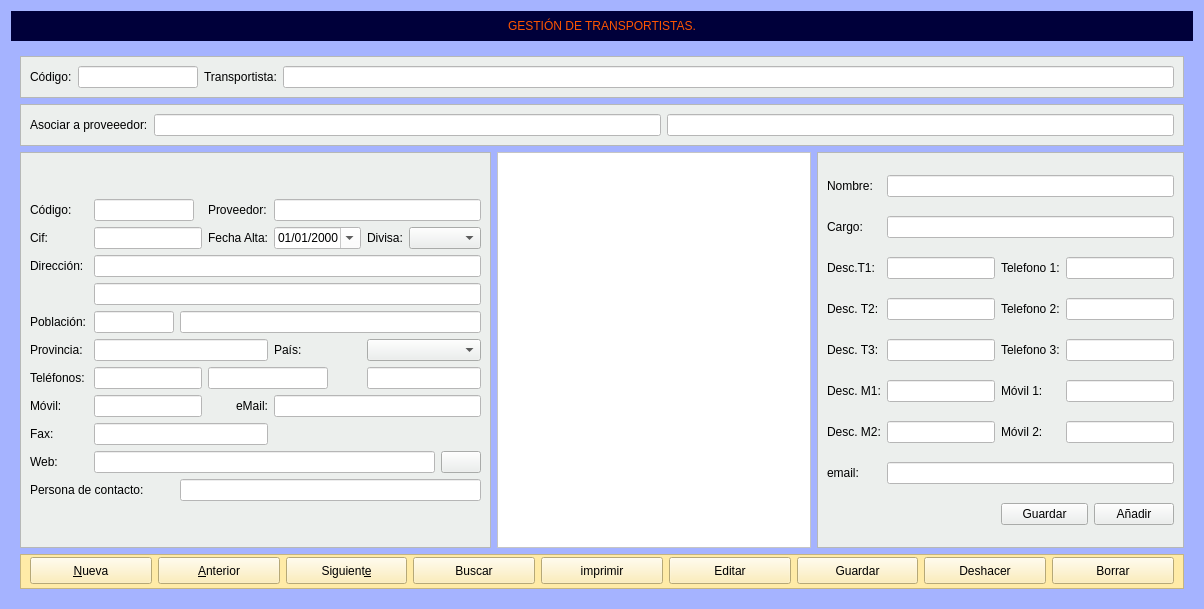
Above: Zona_Maestros/frmtransportistas.ui from arcnexus/RedFoX before the change. Below: the same form after it.
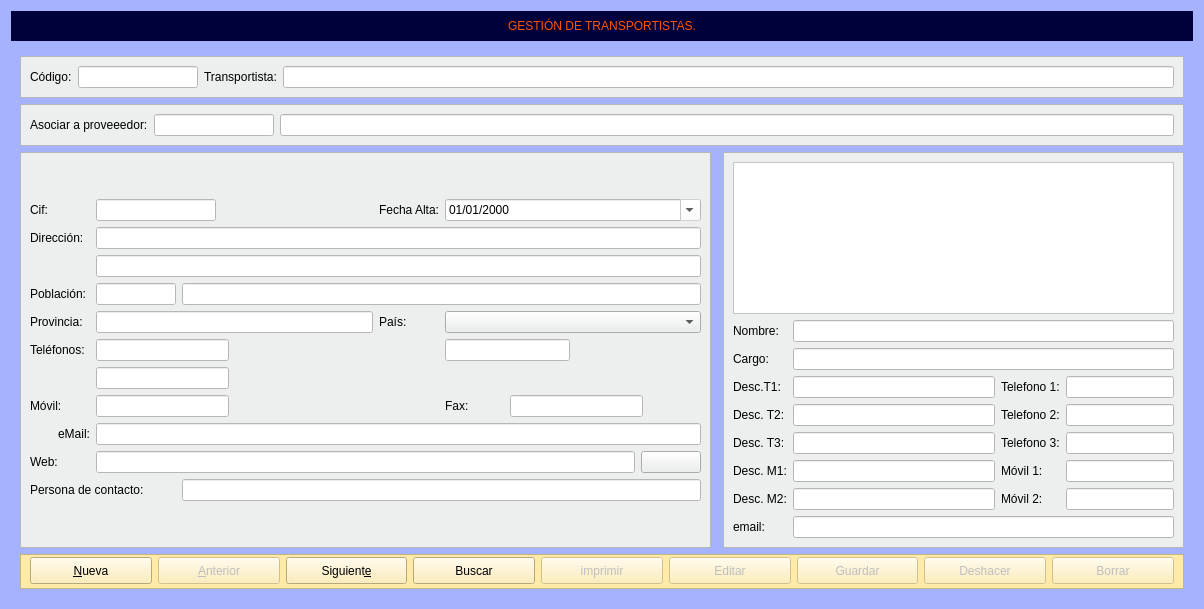
That is the form after the change. The open tabs and pages were chosen to show the change. Icons and pictures are not drawn.

Commit message: lines in reports /transportistas in pedidos.cpp

```diff
--- a/Zona_Maestros/frmtransportistas.ui
+++ b/Zona_Maestros/frmtransportistas.ui
@@ -257,7 +257,13 @@
          </property>
          <layout class="QGridLayout" name="gridLayout_3">
           <item row="0" column="1">
-           <widget class="QLineEdit" name="lineEdit_3">
+           <widget class="QLineEdit" name="txtCodigo_proveedor">
+            <property name="maximumSize">
+             <size>
+              <width>120</width>
+              <height>16777215</height>
+             </size>
+            </property>
             <property name="styleSheet">
              <string notr="true">background-color: rgb(255, 255, 255);</string>
             </property>
@@ -275,28 +281,14 @@
             <property name="styleSheet">
              <string notr="true">background-color: rgb(255, 255, 255);</string>
             </property>
+            <property name="readOnly">
+             <bool>true</bool>
+            </property>
            </widget>
           </item>
          </layout>
         </widget>
        </item>
-       <item row="3" column="1">
-        <widget class="QTableView" name="tablaContactos">
-         <property name="styleSheet">
-          <string notr="true">background-color: rgb(255, 255, 255);
-alternate-background-color: rgb(255, 254, 202);</string>
-         </property>
-         <property name="alternatingRowColors">
-          <bool>true</bool>
-         </property>
-         <property name="selectionMode">
-          <enum>QAbstractItemView::SingleSelection</enum>
-         </property>
-         <property name="selectionBehavior">
-          <enum>QAbstractItemView::SelectRows</enum>
-         </property>
-        </widget>
-       </item>
        <item row="3" column="2">
         <widget class="QFrame" name="frame_5">
          <property name="maximumSize">
@@ -315,222 +307,241 @@
           <enum>QFrame::Raised</enum>
          </property>
          <layout class="QGridLayout" name="gridLayout_6">
-          <item row="0" column="0">
-           <widget class="QLabel" name="label_18">
-            <property name="text">
-             <string>Nombre:</string>
+          <item row="0" column="0" colspan="5">
+           <widget class="QTableView" name="tablaContactos">
+            <property name="styleSheet">
+             <string notr="true">background-color: rgb(255, 255, 255);
+alternate-background-color: rgb(255, 254, 202);</string>
             </property>
+            <property name="alternatingRowColors">
+             <bool>true</bool>
+            </property>
+            <property name="selectionMode">
+             <enum>QAbstractItemView::SingleSelection</enum>
+            </property>
+            <property name="selectionBehavior">
+             <enum>QAbstractItemView::SelectRows</enum>
+            </property>
            </widget>
           </item>
-          <item row="0" column="1" colspan="4">
-           <widget class="QLineEdit" name="txtNombre">
+          <item row="4" column="1">
+           <widget class="QLineEdit" name="txtDescripcionT2">
             <property name="styleSheet">
              <string notr="true">background-color: rgb(255, 255, 255);</string>
             </property>
+            <property name="readOnly">
+             <bool>true</bool>
+            </property>
            </widget>
           </item>
-          <item row="1" column="0">
+          <item row="3" column="3" colspan="2">
+           <widget class="QLineEdit" name="txtTelefono1">
+            <property name="styleSheet">
+             <string notr="true">background-color: rgb(255, 255, 255);</string>
+            </property>
+            <property name="readOnly">
+             <bool>true</bool>
+            </property>
+           </widget>
+          </item>
+          <item row="2" column="0">
            <widget class="QLabel" name="label_62">
             <property name="text">
              <string>Cargo:</string>
             </property>
            </widget>
           </item>
-          <item row="1" column="1" colspan="4">
-           <widget class="QLineEdit" name="txtCargo">
-            <property name="styleSheet">
-             <string notr="true">background-color: rgb(255, 255, 255);</string>
-            </property>
-           </widget>
-          </item>
-          <item row="2" column="0">
-           <widget class="QLabel" name="label_19">
+          <item row="7" column="2">
+           <widget class="QLabel" name="label_61">
             <property name="text">
-             <string>Desc.T1:</string>
+             <string>Móvil 2:</string>
             </property>
            </widget>
           </item>
-          <item row="2" column="1">
+          <item row="3" column="1">
            <widget class="QLineEdit" name="txtDescripcionT1">
             <property name="styleSheet">
              <string notr="true">background-color: rgb(255, 255, 255);</string>
             </property>
+            <property name="readOnly">
+             <bool>true</bool>
+            </property>
            </widget>
           </item>
-          <item row="2" column="2">
-           <widget class="QLabel" name="label_26">
-            <property name="text">
-             <string>Telefono 1:</string>
+          <item row="6" column="3" colspan="2">
+           <widget class="QLineEdit" name="txtMovil1">
+            <property name="styleSheet">
+             <string notr="true">background-color: rgb(255, 255, 255);</string>
             </property>
+            <property name="readOnly">
+             <bool>true</bool>
+            </property>
            </widget>
           </item>
-          <item row="2" column="3" colspan="2">
-           <widget class="QLineEdit" name="txtTelefono1">
+          <item row="5" column="1">
+           <widget class="QLineEdit" name="txtDescripcionT3">
             <property name="styleSheet">
              <string notr="true">background-color: rgb(255, 255, 255);</string>
             </property>
+            <property name="readOnly">
+             <bool>true</bool>
+            </property>
            </widget>
           </item>
-          <item row="3" column="0">
+          <item row="4" column="0">
            <widget class="QLabel" name="label_25">
             <property name="text">
              <string>Desc. T2:</string>
             </property>
            </widget>
           </item>
-          <item row="3" column="1">
-           <widget class="QLineEdit" name="txtDescripcionT2">
+          <item row="5" column="3" colspan="2">
+           <widget class="QLineEdit" name="txtTelefono3">
             <property name="styleSheet">
              <string notr="true">background-color: rgb(255, 255, 255);</string>
             </property>
+            <property name="readOnly">
+             <bool>true</bool>
+            </property>
            </widget>
           </item>
-          <item row="3" column="2">
-           <widget class="QLabel" name="label_27">
+          <item row="7" column="0">
+           <widget class="QLabel" name="label_59">
             <property name="text">
-             <string>Telefono 2:</string>
+             <string>Desc. M2:</string>
             </property>
            </widget>
           </item>
-          <item row="3" column="3" colspan="2">
-           <widget class="QLineEdit" name="txtTelefono2">
-            <property name="styleSheet">
-             <string notr="true">background-color: rgb(255, 255, 255);</string>
-            </property>
-           </widget>
-          </item>
-          <item row="4" column="0">
+          <item row="5" column="0">
            <widget class="QLabel" name="label_24">
             <property name="text">
              <string>Desc. T3:</string>
             </property>
            </widget>
           </item>
-          <item row="4" column="1">
-           <widget class="QLineEdit" name="txtDescripcionT3">
-            <property name="styleSheet">
-             <string notr="true">background-color: rgb(255, 255, 255);</string>
-            </property>
-           </widget>
-          </item>
-          <item row="4" column="2">
-           <widget class="QLabel" name="label_29">
-            <property name="text">
-             <string>Telefono 3:</string>
-            </property>
-           </widget>
-          </item>
           <item row="4" column="3" colspan="2">
-           <widget class="QLineEdit" name="txtTelefono3">
+           <widget class="QLineEdit" name="txtTelefono2">
             <property name="styleSheet">
              <string notr="true">background-color: rgb(255, 255, 255);</string>
             </property>
+            <property name="readOnly">
+             <bool>true</bool>
+            </property>
            </widget>
           </item>
-          <item row="5" column="0">
-           <widget class="QLabel" name="label_28">
-            <property name="text">
-             <string>Desc. M1:</string>
+          <item row="7" column="3" colspan="2">
+           <widget class="QLineEdit" name="txtMovil2">
+            <property name="styleSheet">
+             <string notr="true">background-color: rgb(255, 255, 255);</string>
             </property>
+            <property name="readOnly">
+             <bool>true</bool>
+            </property>
            </widget>
           </item>
-          <item row="5" column="1">
-           <widget class="QLineEdit" name="txtDescripcionM1">
+          <item row="1" column="1" colspan="4">
+           <widget class="QLineEdit" name="txtNombre">
             <property name="styleSheet">
              <string notr="true">background-color: rgb(255, 255, 255);</string>
             </property>
+            <property name="readOnly">
+             <bool>true</bool>
+            </property>
            </widget>
           </item>
-          <item row="5" column="2">
+          <item row="6" column="2">
            <widget class="QLabel" name="label_60">
             <property name="text">
              <string>Móvil 1:</string>
             </property>
            </widget>
           </item>
-          <item row="5" column="3" colspan="2">
-           <widget class="QLineEdit" name="txtMovil1">
-            <property name="styleSheet">
-             <string notr="true">background-color: rgb(255, 255, 255);</string>
-            </property>
-           </widget>
-          </item>
           <item row="6" column="0">
-           <widget class="QLabel" name="label_59">
+           <widget class="QLabel" name="label_28">
             <property name="text">
-             <string>Desc. M2:</string>
+             <string>Desc. M1:</string>
+            </property>
+           </widget>
+          </item>
+          <item row="2" column="1" colspan="4">
+           <widget class="QLineEdit" name="txtCargo">
+            <property name="styleSheet">
+             <string notr="true">background-color: rgb(255, 255, 255);</string>
+            </property>
+            <property name="readOnly">
+             <bool>true</bool>
+            </property>
+           </widget>
+          </item>
+          <item row="3" column="2">
+           <widget class="QLabel" name="label_26">
+            <property name="text">
+             <string>Telefono 1:</string>
             </property>
            </widget>
           </item>
           <item row="6" column="1">
+           <widget class="QLineEdit" name="txtDescripcionM1">
+            <property name="styleSheet">
+             <string notr="true">background-color: rgb(255, 255, 255);</string>
+            </property>
+            <property name="readOnly">
+             <bool>true</bool>
+            </property>
+           </widget>
+          </item>
+          <item row="3" column="0">
+           <widget class="QLabel" name="label_19">
+            <property name="text">
+             <string>Desc.T1:</string>
+            </property>
+           </widget>
+          </item>
+          <item row="4" column="2">
+           <widget class="QLabel" name="label_27">
+            <property name="text">
+             <string>Telefono 2:</string>
+            </property>
+           </widget>
+          </item>
+          <item row="7" column="1">
            <widget class="QLineEdit" name="txtDescripcionM2">
             <property name="styleSheet">
              <string notr="true">background-color: rgb(255, 255, 255);</string>
             </property>
-           </widget>
-          </item>
-          <item row="6" column="2">
-           <widget class="QLabel" name="label_61">
-            <property name="text">
-             <string>Móvil 2:</string>
+            <property name="readOnly">
+             <bool>true</bool>
             </property>
            </widget>
           </item>
-          <item row="6" column="3" colspan="2">
-           <widget class="QLineEdit" name="txtMovil2">
-            <property name="styleSheet">
-             <string notr="true">background-color: rgb(255, 255, 255);</string>
-            </property>
-           </widget>
-          </item>
-          <item row="7" column="0">
+          <item row="8" column="0">
            <widget class="QLabel" name="label_34">
             <property name="text">
              <string>email:</string>
             </property>
            </widget>
           </item>
-          <item row="7" column="1" colspan="4">
+          <item row="1" column="0">
+           <widget class="QLabel" name="label_18">
+            <property name="text">
+             <string>Nombre:</string>
+            </property>
+           </widget>
+          </item>
+          <item row="5" column="2">
+           <widget class="QLabel" name="label_29">
+            <property name="text">
+             <string>Telefono 3:</string>
+            </property>
+           </widget>
+          </item>
+          <item row="8" column="1" colspan="4">
            <widget class="QLineEdit" name="txtemail_contacto">
             <property name="styleSheet">
              <string notr="true">background-color: rgb(255, 255, 255);</string>
             </property>
-           </widget>
-          </item>
-          <item row="8" column="2" colspan="2">
-           <widget class="QPushButton" name="btnGuardarContacto">
-            <property name="text">
-             <string>Guardar</string>
-            </property>
-            <property name="icon">
-             <iconset resource="../maya.qrc">
-              <normaloff>:/Icons/PNG/Save.png</normaloff>:/Icons/PNG/Save.png</iconset>
-            </property>
-            <property name="iconSize">
-             <size>
-              <width>15</width>
-              <height>15</height>
-             </size>
-            </property>
-           </widget>
-          </item>
-          <item row="8" column="4">
-           <widget class="QPushButton" name="btnAnadir_persona_contacto">
-            <property name="styleSheet">
-             <string notr="true">color: rgb(0, 0, 0);</string>
-            </property>
-            <property name="text">
-             <string>Añadir</string>
-            </property>
-            <property name="icon">
-             <iconset resource="../maya.qrc">
-              <normaloff>:/Icons/PNG/add.png</normaloff>:/Icons/PNG/add.png</iconset>
-            </property>
-            <property name="iconSize">
-             <size>
-              <width>15</width>
-              <height>15</height>
-             </size>
+            <property name="readOnly">
+             <bool>true</bool>
             </property>
            </widget>
           </item>
@@ -601,6 +612,9 @@
           </item>
           <item>
            <widget class="QPushButton" name="btnAnterior">
+            <property name="enabled">
+             <bool>false</bool>
+            </property>
             <property name="sizePolicy">
              <sizepolicy hsizetype="Preferred" vsizetype="Fixed">
               <horstretch>0</horstretch>
@@ -688,6 +702,9 @@
           </item>
           <item>
            <widget class="QPushButton" name="btnImprimir">
+            <property name="enabled">
+             <bool>false</bool>
+            </property>
             <property name="sizePolicy">
              <sizepolicy hsizetype="Preferred" vsizetype="Fixed">
               <horstretch>0</horstretch>
@@ -717,6 +734,9 @@
           </item>
           <item>
            <widget class="QPushButton" name="btnEditar">
+            <property name="enabled">
+             <bool>false</bool>
+            </property>
             <property name="sizePolicy">
              <sizepolicy hsizetype="Preferred" vsizetype="Fixed">
               <horstretch>0</horstretch>
@@ -749,6 +769,9 @@
           </item>
           <item>
            <widget class="QPushButton" name="btnGuardar">
+            <property name="enabled">
+             <bool>false</bool>
+            </property>
             <property name="sizePolicy">
              <sizepolicy hsizetype="Preferred" vsizetype="Fixed">
               <horstretch>0</horstretch>
@@ -777,7 +800,10 @@
            </widget>
           </item>
           <item>
-           <widget class="QPushButton" name="btndeshacer">
+           <widget class="QPushButton" name="btnDeshacer">
+            <property name="enabled">
+             <bool>false</bool>
+            </property>
             <property name="minimumSize">
              <size>
               <width>0</width>
@@ -794,7 +820,10 @@
            </widget>
           </item>
           <item>
-           <widget class="QPushButton" name="btn_borrar">
+           <widget class="QPushButton" name="btnBorrar">
+            <property name="enabled">
+             <bool>false</bool>
+            </property>
             <property name="sizePolicy">
              <sizepolicy hsizetype="Preferred" vsizetype="Fixed">
               <horstretch>0</horstretch>
@@ -829,7 +858,7 @@
         <widget class="QFrame" name="frame_6">
          <property name="minimumSize">
           <size>
-           <width>279</width>
+           <width>278</width>
            <height>0</height>
           </size>
          </property>
@@ -845,19 +874,6 @@
          <layout class="QGridLayout" name="gridLayout_8">
           <item row="0" column="0">
            <layout class="QGridLayout" name="gridLayout_4">
-            <item row="6" column="4" colspan="2">
-             <widget class="QLineEdit" name="txttelefono2">
-              <property name="maximumSize">
-               <size>
-                <width>120</width>
-                <height>16777215</height>
-               </size>
-              </property>
-              <property name="styleSheet">
-               <string notr="true">background-color: rgb(255, 255, 255);</string>
-              </property>
-             </widget>
-            </item>
             <item row="7" column="0">
              <widget class="QLabel" name="label_9">
               <property name="text">
@@ -865,64 +881,68 @@
               </property>
              </widget>
             </item>
-            <item row="2" column="1" colspan="9">
-             <widget class="QLineEdit" name="txtdireccion1">
-              <property name="styleSheet">
-               <string notr="true">background-color: rgb(255, 255, 255);</string>
-              </property>
-             </widget>
-            </item>
-            <item row="1" column="6">
-             <widget class="QLabel" name="label_32">
+            <item row="4" column="0">
+             <widget class="QLabel" name="label_13">
               <property name="text">
-               <string>Divisa:</string>
+               <string>Provincia:</string>
               </property>
              </widget>
             </item>
-            <item row="9" column="9">
-             <widget class="QPushButton" name="btnAbrirWeb">
-              <property name="text">
-               <string/>
-              </property>
-              <property name="icon">
-               <iconset resource="../maya.qrc">
-                <normaloff>:/Icons/PNG/internet.png</normaloff>:/Icons/PNG/internet.png</iconset>
-              </property>
-             </widget>
-            </item>
-            <item row="10" column="0" colspan="2">
+            <item row="11" column="0" colspan="2">
              <widget class="QLabel" name="label_12">
               <property name="text">
                <string>Persona de contacto:</string>
               </property>
              </widget>
             </item>
-            <item row="5" column="1" colspan="4">
-             <widget class="QLineEdit" name="txtprovincia">
-              <property name="styleSheet">
-               <string notr="true">background-color: rgb(255, 255, 255);</string>
+            <item row="0" column="0">
+             <widget class="QLabel" name="label_4">
+              <property name="text">
+               <string>Cif:</string>
               </property>
              </widget>
             </item>
-            <item row="8" column="0">
-             <widget class="QLabel" name="label_15">
-              <property name="text">
-               <string>Fax:</string>
+            <item row="11" column="2" colspan="8">
+             <widget class="QLineEdit" name="txtpersona_contacto">
+              <property name="styleSheet">
+               <string notr="true">background-color: rgb(255, 255, 255);</string>
               </property>
+              <property name="readOnly">
+               <bool>true</bool>
+              </property>
              </widget>
             </item>
-            <item row="3" column="1" colspan="9">
-             <widget class="QLineEdit" name="txtdireccion2">
+            <item row="0" column="1" colspan="4">
+             <widget class="QLineEdit" name="txtcif">
+              <property name="maximumSize">
+               <size>
+                <width>120</width>
+                <height>16777215</height>
+               </size>
+              </property>
               <property name="styleSheet">
                <string notr="true">background-color: rgb(255, 255, 255);</string>
               </property>
+              <property name="readOnly">
+               <bool>true</bool>
+              </property>
              </widget>
             </item>
-            <item row="1" column="5">
+            <item row="3" column="0">
+             <widget class="QLabel" name="label_7">
+              <property name="text">
+               <string>Población:</string>
+              </property>
+             </widget>
+            </item>
+            <item row="0" column="6" colspan="4">
              <widget class="QDateEdit" name="txtfecha_alta">
               <property name="styleSheet">
                <string notr="true">background-color: rgb(255, 255, 255);</string>
               </property>
+              <property name="readOnly">
+               <bool>true</bool>
+              </property>
               <property name="displayFormat">
                <string>dd/MM/yyyy</string>
               </property>
@@ -931,118 +951,24 @@
               </property>
              </widget>
             </item>
-            <item row="1" column="7" colspan="3">
-             <widget class="QComboBox" name="cboDivisas"/>
-            </item>
-            <item row="9" column="1" colspan="8">
-             <widget class="QLineEdit" name="txtweb">
-              <property name="styleSheet">
-               <string notr="true">background-color: rgb(255, 255, 255);</string>
-              </property>
-             </widget>
-            </item>
-            <item row="7" column="5" colspan="5">
-             <widget class="QLineEdit" name="txtemail">
-              <property name="styleSheet">
-               <string notr="true">background-color: rgb(255, 255, 255);</string>
-              </property>
-             </widget>
-            </item>
-            <item row="6" column="1" colspan="3">
-             <widget class="QLineEdit" name="txttelefono1">
-              <property name="maximumSize">
-               <size>
-                <width>120</width>
-                <height>16777215</height>
-               </size>
-              </property>
-              <property name="styleSheet">
-               <string notr="true">background-color: rgb(255, 255, 255);</string>
-              </property>
-             </widget>
-            </item>
             <item row="5" column="0">
-             <widget class="QLabel" name="label_13">
-              <property name="text">
-               <string>Provincia:</string>
-              </property>
-             </widget>
-            </item>
-            <item row="0" column="1" colspan="3">
-             <widget class="QLineEdit" name="txtcodigo">
-              <property name="maximumSize">
-               <size>
-                <width>100</width>
-                <height>27</height>
-               </size>
-              </property>
-              <property name="styleSheet">
-               <string notr="true">background-color: rgb(255, 255, 255);</string>
-              </property>
-             </widget>
-            </item>
-            <item row="4" column="0">
-             <widget class="QLabel" name="label_7">
-              <property name="text">
-               <string>Población:</string>
-              </property>
-             </widget>
-            </item>
-            <item row="0" column="4">
-             <widget class="QLabel" name="label_10">
-              <property name="text">
-               <string>Proveedor:</string>
-              </property>
-             </widget>
-            </item>
-            <item row="4" column="2" colspan="8">
-             <widget class="QLineEdit" name="txtpoblacion">
-              <property name="enabled">
-               <bool>true</bool>
-              </property>
-              <property name="autoFillBackground">
-               <bool>false</bool>
-              </property>
-              <property name="styleSheet">
-               <string notr="true">background-color: rgb(255, 255, 255);</string>
-              </property>
-             </widget>
-            </item>
-            <item row="6" column="0">
              <widget class="QLabel" name="label_8">
               <property name="text">
                <string>Teléfonos: </string>
               </property>
              </widget>
             </item>
-            <item row="1" column="1" colspan="3">
-             <widget class="QLineEdit" name="txtcif">
-              <property name="maximumSize">
-               <size>
-                <width>120</width>
-                <height>16777215</height>
-               </size>
-              </property>
+            <item row="4" column="1" colspan="4">
+             <widget class="QLineEdit" name="txtprovincia">
               <property name="styleSheet">
                <string notr="true">background-color: rgb(255, 255, 255);</string>
               </property>
-             </widget>
-            </item>
-            <item row="0" column="5" colspan="5">
-             <widget class="QLineEdit" name="txtproveedor">
-              <property name="styleSheet">
-               <string notr="true">background-color: rgb(255, 255, 255);</string>
+              <property name="readOnly">
+               <bool>true</bool>
               </property>
              </widget>
             </item>
-            <item row="10" column="2" colspan="8">
-             <widget class="QLineEdit" name="txtpersona_contacto">
-              <property name="styleSheet">
-               <string notr="true">background-color: rgb(255, 255, 255);</string>
-              </property>
-             </widget>
-            </item>
-            <item row="1" column="4">
+            <item row="0" column="5">
              <widget class="QLabel" name="label_16">
               <property name="text">
                <string>Fecha Alta:</string>
@@ -1050,60 +976,13 @@
              </widget>
             </item>
             <item row="1" column="0">
-             <widget class="QLabel" name="label_4">
-              <property name="text">
-               <string>Cif:</string>
-              </property>
-             </widget>
-            </item>
-            <item row="6" column="6" colspan="4">
-             <widget class="QLineEdit" name="txttelefono3">
-              <property name="maximumSize">
-               <size>
-                <width>120</width>
-                <height>16777215</height>
-               </size>
-              </property>
-              <property name="styleSheet">
-               <string notr="true">background-color: rgb(255, 255, 255);</string>
-              </property>
-             </widget>
-            </item>
-            <item row="0" column="0">
-             <widget class="QLabel" name="label_5">
-              <property name="text">
-               <string>Código:</string>
-              </property>
-             </widget>
-            </item>
-            <item row="4" column="1">
-             <widget class="QLineEdit" name="txtcp">
-              <property name="maximumSize">
-               <size>
-                <width>80</width>
-                <height>16777215</height>
-               </size>
-              </property>
-              <property name="styleSheet">
-               <string notr="true">background-color: rgb(255, 255, 255);</string>
-              </property>
-             </widget>
-            </item>
-            <item row="2" column="0">
              <widget class="QLabel" name="label_6">
               <property name="text">
                <string>Dirección:</string>
               </property>
              </widget>
             </item>
-            <item row="9" column="0">
-             <widget class="QLabel" name="label_11">
-              <property name="text">
-               <string>Web:</string>
-              </property>
-             </widget>
-            </item>
-            <item row="7" column="4">
+            <item row="8" column="0">
              <widget class="QLabel" name="lblEmail">
               <property name="text">
                <string>eMail:</string>
@@ -1113,39 +992,196 @@
               </property>
              </widget>
             </item>
-            <item row="7" column="1" colspan="3">
-             <widget class="QLineEdit" name="txtmovil">
-              <property name="minimumSize">
-               <size>
-                <width>82</width>
-                <height>0</height>
-               </size>
+            <item row="1" column="1" colspan="9">
+             <widget class="QLineEdit" name="txtdireccion1">
+              <property name="styleSheet">
+               <string notr="true">background-color: rgb(255, 255, 255);</string>
               </property>
-              <property name="maximumSize">
-               <size>
-                <width>120</width>
-                <height>16777215</height>
-               </size>
+              <property name="readOnly">
+               <bool>true</bool>
               </property>
+             </widget>
+            </item>
+            <item row="10" column="1" colspan="8">
+             <widget class="QLineEdit" name="txtweb">
               <property name="styleSheet">
                <string notr="true">background-color: rgb(255, 255, 255);</string>
               </property>
+              <property name="readOnly">
+               <bool>true</bool>
+              </property>
              </widget>
             </item>
-            <item row="5" column="5">
+            <item row="2" column="1" colspan="9">
+             <widget class="QLineEdit" name="txtdireccion2">
+              <property name="styleSheet">
+               <string notr="true">background-color: rgb(255, 255, 255);</string>
+              </property>
+              <property name="readOnly">
+               <bool>true</bool>
+              </property>
+             </widget>
+            </item>
+            <item row="4" column="6" colspan="4">
+             <widget class="QComboBox" name="cbopais"/>
+            </item>
+            <item row="4" column="5">
              <widget class="QLabel" name="label_14">
               <property name="text">
                <string>País:</string>
               </property>
              </widget>
             </item>
-            <item row="5" column="6" colspan="4">
-             <widget class="QComboBox" name="txtpais"/>
+            <item row="3" column="2" colspan="8">
+             <widget class="QLineEdit" name="txtpoblacion">
+              <property name="enabled">
+               <bool>true</bool>
+              </property>
+              <property name="autoFillBackground">
+               <bool>false</bool>
+              </property>
+              <property name="styleSheet">
+               <string notr="true">background-color: rgb(255, 255, 255);</string>
+              </property>
+              <property name="readOnly">
+               <bool>true</bool>
+              </property>
+             </widget>
             </item>
-            <item row="8" column="1" colspan="4">
+            <item row="3" column="1">
+             <widget class="QLineEdit" name="txtcp">
+              <property name="maximumSize">
+               <size>
+                <width>80</width>
+                <height>16777215</height>
+               </size>
+              </property>
+              <property name="styleSheet">
+               <string notr="true">background-color: rgb(255, 255, 255);</string>
+              </property>
+              <property name="readOnly">
+               <bool>true</bool>
+              </property>
+             </widget>
+            </item>
+            <item row="8" column="1" colspan="9">
+             <widget class="QLineEdit" name="txtemail">
+              <property name="styleSheet">
+               <string notr="true">background-color: rgb(255, 255, 255);</string>
+              </property>
+              <property name="readOnly">
+               <bool>true</bool>
+              </property>
+             </widget>
+            </item>
+            <item row="10" column="0">
+             <widget class="QLabel" name="label_11">
+              <property name="text">
+               <string>Web:</string>
+              </property>
+             </widget>
+            </item>
+            <item row="10" column="9">
+             <widget class="QPushButton" name="btnAbrirWeb">
+              <property name="text">
+               <string/>
+              </property>
+              <property name="icon">
+               <iconset resource="../maya.qrc">
+                <normaloff>:/Icons/PNG/internet.png</normaloff>:/Icons/PNG/internet.png</iconset>
+              </property>
+             </widget>
+            </item>
+            <item row="5" column="1" colspan="5">
+             <widget class="QLineEdit" name="txttelefono1">
+              <property name="maximumSize">
+               <size>
+                <width>133</width>
+                <height>16777215</height>
+               </size>
+              </property>
+              <property name="styleSheet">
+               <string notr="true">background-color: rgb(255, 255, 255);</string>
+              </property>
+              <property name="readOnly">
+               <bool>true</bool>
+              </property>
+             </widget>
+            </item>
+            <item row="6" column="1" colspan="5">
+             <widget class="QLineEdit" name="txttelefono3">
+              <property name="maximumSize">
+               <size>
+                <width>133</width>
+                <height>16777215</height>
+               </size>
+              </property>
+              <property name="styleSheet">
+               <string notr="true">background-color: rgb(255, 255, 255);</string>
+              </property>
+              <property name="readOnly">
+               <bool>true</bool>
+              </property>
+             </widget>
+            </item>
+            <item row="5" column="6" colspan="2">
+             <widget class="QLineEdit" name="txttelefono2">
+              <property name="maximumSize">
+               <size>
+                <width>133</width>
+                <height>16777215</height>
+               </size>
+              </property>
+              <property name="styleSheet">
+               <string notr="true">background-color: rgb(255, 255, 255);</string>
+              </property>
+              <property name="readOnly">
+               <bool>true</bool>
+              </property>
+             </widget>
+            </item>
+            <item row="7" column="7" colspan="3">
              <widget class="QLineEdit" name="txtfax">
+              <property name="maximumSize">
+               <size>
+                <width>133</width>
+                <height>16777215</height>
+               </size>
+              </property>
               <property name="styleSheet">
                <string notr="true">background-color: rgb(255, 255, 255);</string>
+              </property>
+              <property name="readOnly">
+               <bool>true</bool>
+              </property>
+             </widget>
+            </item>
+            <item row="7" column="6">
+             <widget class="QLabel" name="label_15">
+              <property name="text">
+               <string>Fax:</string>
+              </property>
+             </widget>
+            </item>
+            <item row="7" column="1" colspan="5">
+             <widget class="QLineEdit" name="txtmovil">
+              <property name="minimumSize">
+               <size>
+                <width>101</width>
+                <height>0</height>
+               </size>
+              </property>
+              <property name="maximumSize">
+               <size>
+                <width>133</width>
+                <height>16777215</height>
+               </size>
+              </property>
+              <property name="styleSheet">
+               <string notr="true">background-color: rgb(255, 255, 255);</string>
+              </property>
+              <property name="readOnly">
+               <bool>true</bool>
               </property>
              </widget>
             </item>
```
Left out of the diff: 14 changed lines with no effect on the pictures. The commit also changes 17 other files.
